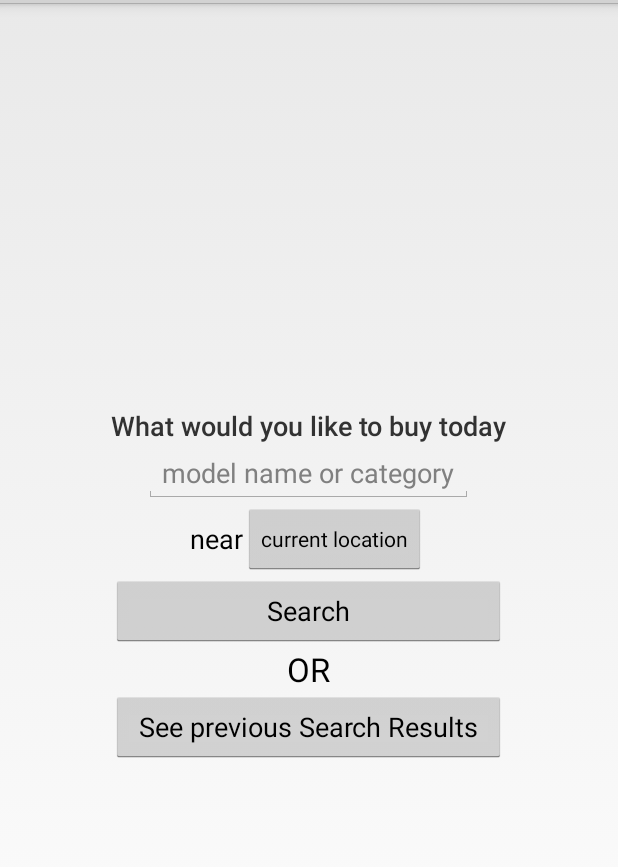
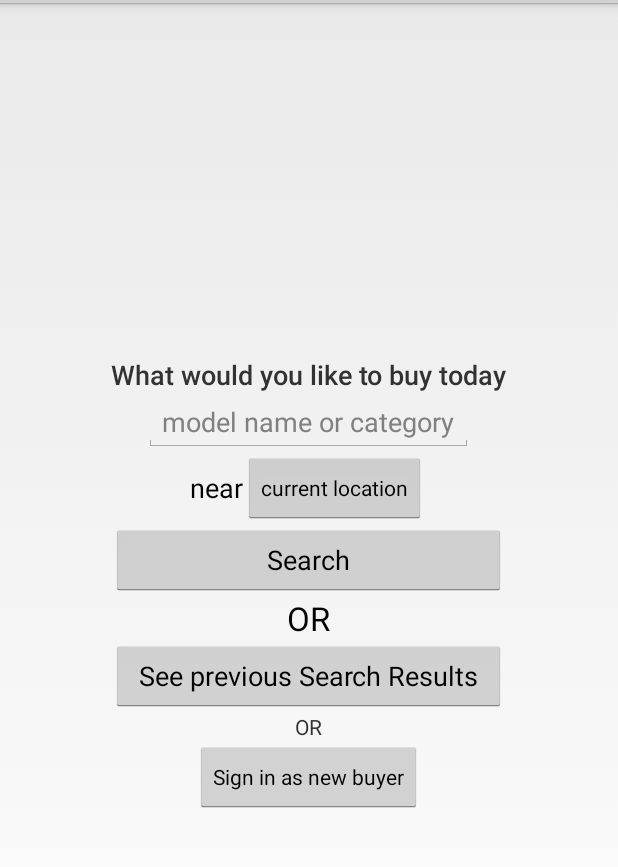
Before and after one commit to vedant1811/instano-android, an Android app: the layout fragment_purchase.xml on its own in the app's theme, with its tools: preview values and no code run, on a phone screen of 412 x 824 dp, the part 69-936 px from its top. Run offline under Robolectric (Android 15) with nearby library versions, the phone set to English and light mode, and no system bars; network calls fail.

Commit message:
many changes

```diff
--- a/app/src/main/java/com/instano/retailer/instano/PurchaseActivity.java
+++ b/app/src/main/java/com/instano/retailer/instano/PurchaseActivity.java
@@ -27,6 +27,11 @@ public class PurchaseActivity extends Activity
     private PurchaseFragment mPurchaseFragment;
 
     private Fragment mCurrentFragment;
+
+    public void newBuyerButtonClicked(View view) {
+
+        ServicesSingleton.getInstance(this).sendSignInRequest();
+    }
 
     @Override
     protected void onCreate(Bundle savedInstanceState) {
--- a/app/src/main/res/layout/fragment_purchase.xml
+++ b/app/src/main/res/layout/fragment_purchase.xml
@@ -88,6 +88,22 @@
             android:id="@+id/gotoQuotationsButton"
             android:layout_gravity="center_horizontal"
             android:onClick="gotoQuotationsButtonClicked" />
+
+        <TextView
+            android:layout_width="wrap_content"
+            android:layout_height="wrap_content"
+            android:textAppearance="?android:attr/textAppearanceSmall"
+            android:text="OR"
+            android:layout_gravity="center_horizontal" />
+
+        <Button
+            style="?android:attr/buttonStyleSmall"
+            android:layout_width="wrap_content"
+            android:layout_height="wrap_content"
+            android:text="Sign in as new buyer"
+            android:id="@+id/newBuyerButton"
+            android:layout_gravity="center_horizontal"
+            android:onClick="newBuyerButtonClicked" />
     </LinearLayout>
 
 </GridLayout>
--- a/app/src/main/res/layout/fragment_search_constraints.xml
+++ b/app/src/main/res/layout/fragment_search_constraints.xml
@@ -17,10 +17,10 @@
             android:layout_width="wrap_content"
             android:layout_height="wrap_content"
             android:textAppearance="?android:attr/textAppearanceLarge"
-            android:text="Search String"
             android:id="@+id/searchStringEditText"
             android:layout_alignParentTop="true"
-            android:layout_centerHorizontal="true" />
+            android:layout_centerHorizontal="true"
+            android:minWidth="120dp" />
 
         <TextView
             android:layout_width="wrap_content"
```
Also changed, not shown: app/src/main/java/com/instano/retailer/instano/QuotationsArrayAdapter.java (+5 -2 lines), app/src/main/java/com/instano/retailer/instano/SearchConstraintsFragment.java (+6 -1 lines), app/src/main/java/com/instano/retailer/instano/SearchTabsActivity.java (+6 -3 lines), app/src/main/java/com/instano/retailer/instano/ServicesSingleton.java (+25 -18 lines), app/src/main/res/layout/list_item_quotation.xml (+7 -0 lines).
